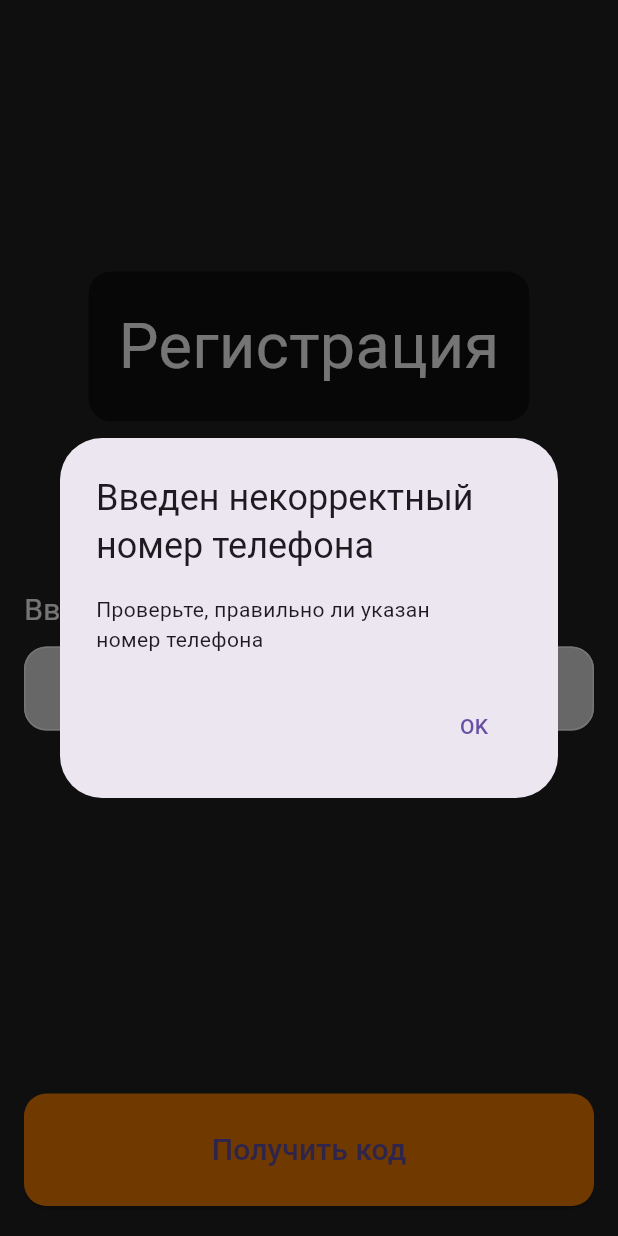
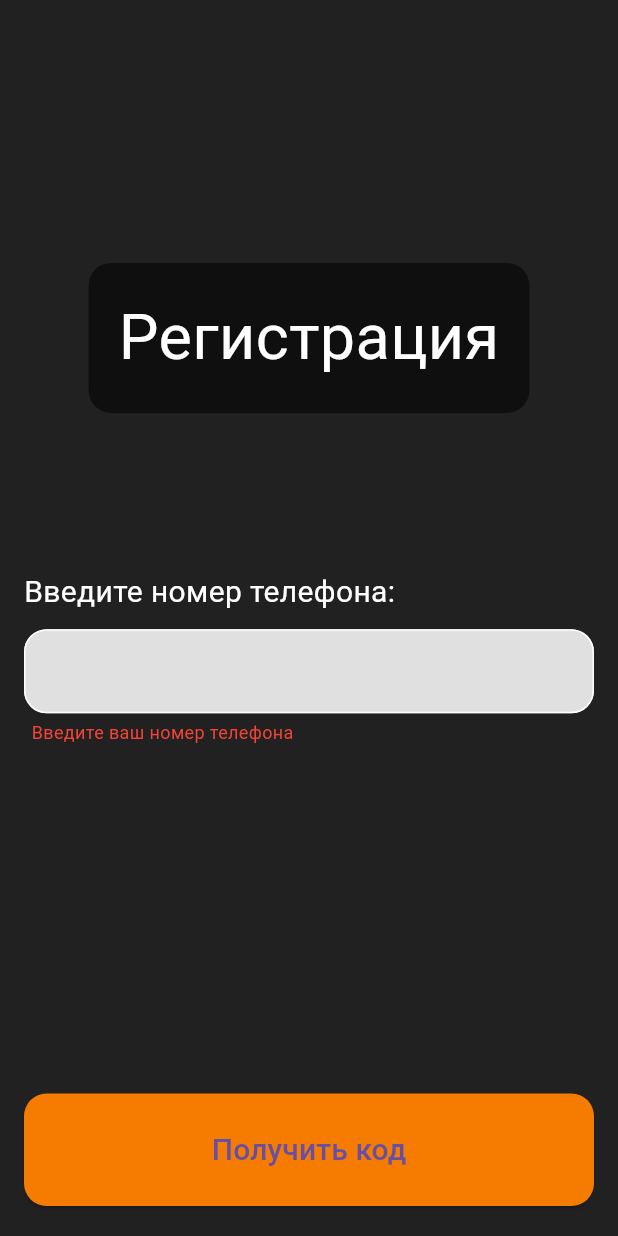
Before and after one commit to anpoda-agency/buy_metal, a Flutter app: the RegPhonePage screen opened by its route, after a tap on "Получить код", on a phone screen of 412 x 824 dp. Run offline on Flutter 3.47's test engine with Material 3 defaults, Android fonts, the phone set to English and light mode, and no system bars; our stand-ins replace dio, flutter_bloc, get_it, go_router, mask_text_input_formatter, pinput and 2 more; accounts and stored records are empty.

Commit message:
added error hints on login and reg phone pages

```diff
--- a/lib/core/constants.dart
+++ b/lib/core/constants.dart
@@ -9,7 +9,7 @@ abstract class AppConstants {
   static const bool makeCurlClipboard = false;
 
   // base url
-  static const String ip = '158.160.74.211';
+  static const String ip = '84.201.161.24';
   static const String baseUrl = "http://$ip:8080/api/v1";
 
   /* //activation-code-controller urls
--- a/lib/features/auth/bloc/auth_state.dart
+++ b/lib/features/auth/bloc/auth_state.dart
@@ -14,6 +14,10 @@ class AuthUp extends AuthState {
   const AuthUp(PageState pageState) : super(pageState);
 }
 
+class AuthInputErrorState extends AuthState {
+  const AuthInputErrorState(PageState pageState) : super(pageState);
+}
+
 class AuthError extends AuthState {
   const AuthError(PageState pageState) : super(pageState);
 }
@@ -28,11 +32,22 @@ class PageState {
   final AuthUploadLoginRequest request;
   final AuthUploadLoginResponse response;
 
+  final bool emailError;
+  final bool passwordError;
+  final String errorText;
+  final String errorEmailText;
+  final String errorPasswordText;
+
   const PageState({
     this.onAwait = false,
     this.errMsg = '',
     this.request = const AuthUploadLoginRequest(),
     this.response = const AuthUploadLoginResponse(),
+    this.emailError = false,
+    this.passwordError = false,
+    this.errorText = '',
+    this.errorEmailText = '',
+    this.errorPasswordText = '',
   });
 
   PageState copyWith({
@@ -40,12 +55,22 @@ class PageState {
     String? errMsg,
     AuthUploadLoginRequest? request,
     AuthUploadLoginResponse? response,
+    bool? emailError,
+    bool? passwordError,
+    String? errorText,
+    String? errorEmailText,
+    String? errorPasswordText,
   }) {
     return PageState(
       onAwait: onAwait ?? this.onAwait,
       errMsg: errMsg ?? this.errMsg,
       request: request ?? this.request,
       response: response ?? this.response,
+      emailError: emailError ?? this.emailError,
+      passwordError: passwordError ?? this.passwordError,
+      errorText: errorText ?? this.errorText,
+      errorEmailText: errorEmailText ?? this.errorEmailText,
+      errorPasswordText: errorPasswordText ?? this.errorPasswordText,
     );
   }
 }
--- a/lib/features/registration/reg_phone_page/bloc/reg_phone_bloc.dart
+++ b/lib/features/registration/reg_phone_page/bloc/reg_phone_bloc.dart
@@ -31,6 +31,8 @@ class RegPhoneBloc extends Bloc<RegPhoneEvent, RegPhoneState> {
     emit(RegPhoneError(state.pageState.copyWith(
       onAwait: false,
       errMsg: event.msg,
+      //proneError: true,
+      //errorText: 'Указан неверный номер телефона'
     )));
   }
 
@@ -40,6 +42,8 @@ class RegPhoneBloc extends Bloc<RegPhoneEvent, RegPhoneState> {
   }
 
   regPhoneSendRequest(RegPhoneSendRequestEvent event, emit) async {
+    if (state.pageState.request.source.isNotEmpty && state.pageState.request.source.length == 11) {
+      emit(RegPhoneUp(state.pageState.copyWith(proneError: false)));
       var res = await activationCodeRepository.activationCodeUploadSendActivationCode(request: state.pageState.request);
       if (!res.success) {
         emit(RegPhoneError(state.pageState.copyWith(
@@ -47,7 +51,35 @@ class RegPhoneBloc extends Bloc<RegPhoneEvent, RegPhoneState> {
           errMsg: res.message,
         )));
       }
-    emit(RegPhoneAllowedToPush(state.pageState.copyWith(response: res)));
+      emit(RegPhoneAllowedToPush(state.pageState.copyWith(response: res, proneError: false)));
+    } else {
+      //emit(RegPhoneError(state.pageState));
+      if (state.pageState.request.source.isEmpty) {
+        emit(RegPhoneInputErrorState(state.pageState.copyWith(
+          onAwait: false,
+          proneError: true,
+          errorText: 'Введите ваш номер телефона',
+        )));
+      } else
+      /* {
+        emit(RegPhoneError(state.pageState.copyWith(
+          onAwait: false,
+          proneError: false,
+        )));
+      } */
+      if (state.pageState.request.source.length != 11) {
+        emit(RegPhoneInputErrorState(state.pageState.copyWith(
+          onAwait: false,
+          proneError: true,
+          errorText: 'Введите корректный номер телефона',
+        )));
+      } else {
+        emit(RegPhoneInputErrorState(state.pageState.copyWith(
+          onAwait: false,
+          proneError: false,
+        )));
+      }
+    }
   }
 
   @override
--- a/lib/features/registration/reg_phone_page/bloc/reg_phone_state.dart
+++ b/lib/features/registration/reg_phone_page/bloc/reg_phone_state.dart
@@ -14,6 +14,10 @@ class RegPhoneUp extends RegPhoneState {
   const RegPhoneUp(PageState pageState) : super(pageState);
 }
 
+class RegPhoneInputErrorState extends RegPhoneState {
+  const RegPhoneInputErrorState(PageState pageState) : super(pageState);
+}
+
 class RegPhoneError extends RegPhoneState {
   const RegPhoneError(PageState pageState) : super(pageState);
 }
@@ -28,11 +32,16 @@ class PageState {
   final ActivationCodeUploadSendActivationCodeRequest request;
   final ActivationCodeUploadSendActivationCodeResponse response;
 
+  final bool proneError;
+  final String errorText;
+
   const PageState({
     this.onAwait = false,
     this.errMsg = '',
     this.request = const ActivationCodeUploadSendActivationCodeRequest(),
     this.response = const ActivationCodeUploadSendActivationCodeResponse(),
+    this.proneError = false,
+    this.errorText = '',
   });
 
   PageState copyWith({
@@ -40,12 +49,16 @@ class PageState {
     String? errMsg,
     ActivationCodeUploadSendActivationCodeRequest? request,
     ActivationCodeUploadSendActivationCodeResponse? response,
+    bool? proneError,
+    String? errorText,
   }) {
     return PageState(
       onAwait: onAwait ?? this.onAwait,
       errMsg: errMsg ?? this.errMsg,
       request: request ?? this.request,
       response: response ?? this.response,
+      proneError: proneError ?? this.proneError,
+      errorText: errorText ?? this.errorText,
     );
   }
 }
--- a/lib/features/registration/reg_phone_page/ui/reg_phone_pade.dart
+++ b/lib/features/registration/reg_phone_page/ui/reg_phone_pade.dart
@@ -105,6 +105,8 @@ class _RegPhonePageState extends State<RegPhonePage> {
                       child: LabelWidget(title: 'Регистрация'),
                     ),
                     RegFieldWidget(
+                      isErrorState: state.pageState.proneError,
+                      errorText: state.pageState.errorText,
                       controller: _phoneController,
                       title: 'Введите номер телефона:',
                       inputType: TextInputType.phone,
@@ -129,14 +131,15 @@ class _RegPhonePageState extends State<RegPhonePage> {
                           height: 75,
                           child: ElevatedButton(
                             onPressed: () {
-                              if (_phoneController.text.length == 11 || _phoneController.text.length == 12) {
+                              context.read<RegPhoneBloc>().add(RegPhoneSendRequestEvent());
+                              /* if (_phoneController.text.length == 11 || _phoneController.text.length == 12) {
                                 context.read<RegPhoneBloc>().add(RegPhoneSendRequestEvent());
                               } else {
                                 const ErrorDialog(
                                   dialogTittle: 'Введен некорректный номер телефона',
                                   dialogText: 'Проверьте, правильно ли указан\nномер телефона',
                                 ).showMyDialog(context);
-                              }
+                              } */
                             },
                             style: ElevatedButton.styleFrom(
                               backgroundColor: Colors.orange[700],
@@ -169,11 +172,15 @@ class RegFieldWidget extends StatefulWidget {
     required this.title,
     required this.inputType,
     this.onChanged,
+    this.errorText,
+    this.isErrorState = false,
   });
   final TextEditingController? controller;
   final String title;
   final TextInputType inputType;
   final Function(String)? onChanged;
+  final String? errorText;
+  final bool isErrorState;
 
   @override
   State<RegFieldWidget> createState() => _RegFieldWidgetState();
@@ -209,6 +216,22 @@ class _RegFieldWidgetState extends State<RegFieldWidget> {
                     borderRadius: BorderRadius.circular(15))),
             keyboardType: widget.inputType,
           ),
+          widget.errorText != null && widget.isErrorState
+              ? Padding(
+                  padding: const EdgeInsets.only(top: 2),
+                  child: Container(
+                    padding: const EdgeInsets.symmetric(horizontal: 5, vertical: 2),
+                    decoration:
+                        BoxDecoration(color: Colors.grey[900], borderRadius: BorderRadius.all(Radius.circular(10))),
+                    child: Text(
+                      widget.errorText ?? '',
+                      style: const TextStyle(fontSize: 12, fontWeight: FontWeight.w400, color: Colors.red),
+                    ),
+                  ),
+                )
+              : const SizedBox(
+                  height: 20,
+                ),
         ],
       ),
     );
```
Also changed, not shown: lib/features/auth/bloc/auth_bloc.dart (+37 -4 lines), lib/features/auth/ui/auth_page.dart (+31 -5 lines). Lines whose indentation alone changed are shown as unchanged.
